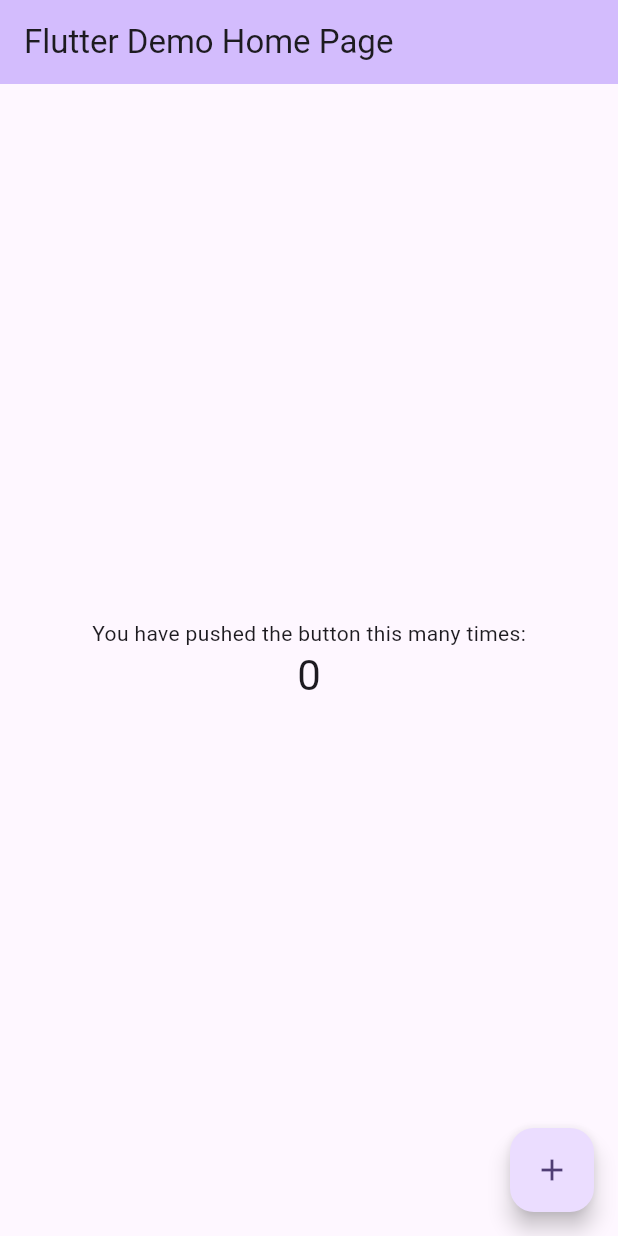
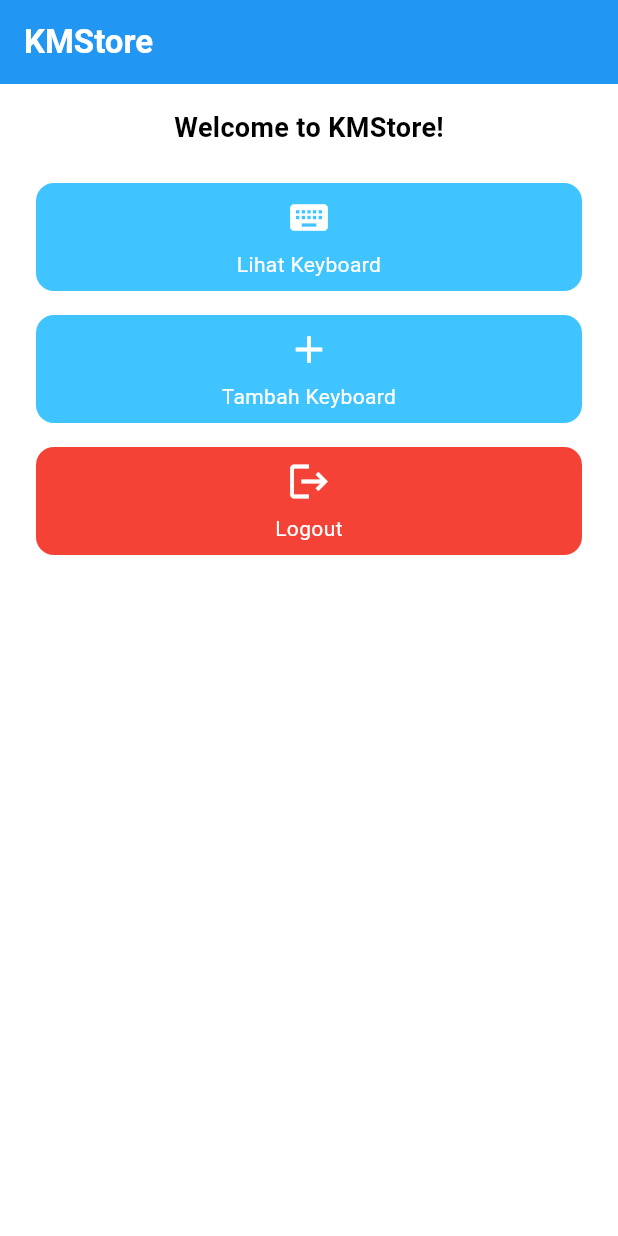
Before and after one commit to TrayMachi/kmstore_mobile, a Flutter app: the screen it shows after launch, on a phone screen of 412 x 824 dp. Run offline on Flutter 3.47's test engine with Material 3 defaults, Android fonts, the phone set to English and light mode, and no system bars.

Commit message:
feat: update app title and restructure main page with menu

```diff
--- a/lib/main.dart
+++ b/lib/main.dart
@@ -1,4 +1,5 @@
 import 'package:flutter/material.dart';
+import 'package:kmstore_mobile/menu.dart';
 
 void main() {
   runApp(const MyApp());
@@ -11,7 +12,7 @@
   @override
   Widget build(BuildContext context) {
     return MaterialApp(
-      title: 'Flutter Demo',
+      title: 'KMStore',
       theme: ThemeData(
         // This is the theme of your application.
         //
@@ -28,98 +29,12 @@
         //
         // This works for code too, not just values: Most code changes can be
         // tested with just a hot reload.
-        colorScheme: ColorScheme.fromSeed(seedColor: Colors.deepPurple),
+        colorScheme: ColorScheme.fromSwatch(
+          primarySwatch: Colors.blue,
+        ).copyWith(secondary: Colors.lightBlueAccent),
         useMaterial3: true,
       ),
-      home: const MyHomePage(title: 'Flutter Demo Home Page'),
+      home: MyHomePage(),
     );
   }
 }
-
-class MyHomePage extends StatefulWidget {
-  const MyHomePage({super.key, required this.title});
-
-  // This widget is the home page of your application. It is stateful, meaning
-  // that it has a State object (defined below) that contains fields that affect
-  // how it looks.
-
-  // This class is the configuration for the state. It holds the values (in this
-  // case the title) provided by the parent (in this case the App widget) and
-  // used by the build method of the State. Fields in a Widget subclass are
-  // always marked "final".
-
-  final String title;
-
-  @override
-  State<MyHomePage> createState() => _MyHomePageState();
-}
-
-class _MyHomePageState extends State<MyHomePage> {
-  int _counter = 0;
-
-  void _incrementCounter() {
-    setState(() {
-      // This call to setState tells the Flutter framework that something has
-      // changed in this State, which causes it to rerun the build method below
-      // so that the display can reflect the updated values. If we changed
-      // _counter without calling setState(), then the build method would not be
-      // called again, and so nothing would appear to happen.
-      _counter++;
-    });
-  }
-
-  @override
-  Widget build(BuildContext context) {
-    // This method is rerun every time setState is called, for instance as done
-    // by the _incrementCounter method above.
-    //
-    // The Flutter framework has been optimized to make rerunning build methods
-    // fast, so that you can just rebuild anything that needs updating rather
-    // than having to individually change instances of widgets.
-    return Scaffold(
-      appBar: AppBar(
-        // TRY THIS: Try changing the color here to a specific color (to
-        // Colors.amber, perhaps?) and trigger a hot reload to see the AppBar
-        // change color while the other colors stay the same.
-        backgroundColor: Theme.of(context).colorScheme.inversePrimary,
-        // Here we take the value from the MyHomePage object that was created by
-        // the App.build method, and use it to set our appbar title.
-        title: Text(widget.title),
-      ),
-      body: Center(
-        // Center is a layout widget. It takes a single child and positions it
-        // in the middle of the parent.
-        child: Column(
-          // Column is also a layout widget. It takes a list of children and
-          // arranges them vertically. By default, it sizes itself to fit its
-          // children horizontally, and tries to be as tall as its parent.
-          //
-          // Column has various properties to control how it sizes itself and
-          // how it positions its children. Here we use mainAxisAlignment to
-          // center the children vertically; the main axis here is the vertical
-          // axis because Columns are vertical (the cross axis would be
-          // horizontal).
-          //
-          // TRY THIS: Invoke "debug painting" (choose the "Toggle Debug Paint"
-          // action in the IDE, or press "p" in the console), to see the
-          // wireframe for each widget.
-          mainAxisAlignment: MainAxisAlignment.center,
-          children: <Widget>[
-            const Text(
-              'You have pushed the button this many times:',
-            ),
-            Text(
-              '$_counter',
-              style: Theme.of(context).textTheme.headlineMedium,
-            ),
-          ],
-        ),
-      ),
-      floatingActionButton: FloatingActionButton(
-        onPressed: _incrementCounter,
-        tooltip: 'Increment',
-        child: const Icon(Icons.add),
-      ), // This trailing comma makes auto-formatting nicer for build methods.
-    );
-  }
-}
--- /dev/null
+++ b/lib/menu.dart
@@ -0,0 +1,128 @@
+import 'package:flutter/material.dart';
+
+class MyHomePage extends StatelessWidget {
+  final List<ItemHomepage> items = [
+    ItemHomepage("Lihat Keyboard", Icons.keyboard),
+    ItemHomepage("Tambah Keyboard", Icons.add),
+    ItemHomepage("Logout", Icons.logout, color: Colors.red),
+  ];
+
+  MyHomePage({super.key});
+
+  @override
+  Widget build(BuildContext context) {
+    // Scaffold menyediakan struktur dasar halaman dengan AppBar dan body.
+    return Scaffold(
+      // AppBar adalah bagian atas halaman yang menampilkan judul.
+      appBar: AppBar(
+        // Judul aplikasi "Mental Health Tracker" dengan teks putih dan tebal.
+        title: const Text(
+          'KMStore',
+          style: TextStyle(
+            color: Colors.white,
+            fontWeight: FontWeight.bold,
+          ),
+        ),
+        // Warna latar belakang AppBar diambil dari skema warna tema aplikasi.
+        backgroundColor: Theme.of(context).colorScheme.primary,
+      ),
+      // Body halaman dengan padding di sekelilingnya.
+      body: Padding(
+        padding: const EdgeInsets.all(16.0),
+        // Menyusun widget secara vertikal dalam sebuah kolom.
+        child: Column(
+          crossAxisAlignment: CrossAxisAlignment.center,
+          children: [
+            // Menempatkan widget berikutnya di tengah halaman.
+            Center(
+              child: Column(
+                // Menyusun teks dan grid item secara vertikal.
+
+                children: [
+                  // Menampilkan teks sambutan dengan gaya tebal dan ukuran 18.
+                  const Padding(
+                    padding: EdgeInsets.only(bottom: 16.0),
+                    child: Text(
+                      'Welcome to KMStore!',
+                      style: TextStyle(
+                        fontWeight: FontWeight.bold,
+                        fontSize: 18.0,
+                      ),
+                    ),
+                  ),
+
+                  ...items.map((item) {
+                    return Padding(
+                      padding: const EdgeInsets.all(8.0),
+                      child: ItemCard(item),
+                    );
+                  }),
+                ],
+              ),
+            ),
+          ],
+        ),
+      ),
+    );
+  }
+}
+
+class ItemHomepage {
+  final String name;
+  final IconData icon;
+  final Color color;
+
+  ItemHomepage(this.name, this.icon, {this.color = Colors.lightBlueAccent});
+}
+
+class ItemCard extends StatelessWidget {
+  // Menampilkan kartu dengan ikon dan nama.
+
+  final ItemHomepage item;
+
+  const ItemCard(this.item, {super.key});
+
+  @override
+  Widget build(BuildContext context) {
+    return Material(
+      // Menentukan warna latar belakang dari tema aplikasi.
+      color: item.color,
+      // Membuat sudut kartu melengkung.
+      borderRadius: BorderRadius.circular(12),
+
+      child: InkWell(
+        // Aksi ketika kartu ditekan.
+        onTap: () {
+          // Menampilkan pesan SnackBar saat kartu ditekan.
+          ScaffoldMessenger.of(context)
+            ..hideCurrentSnackBar()
+            ..showSnackBar(SnackBar(
+                content: Text("Kamu telah menekan tombol ${item.name}!")));
+        },
+        // Container untuk menyimpan Icon dan Text
+        child: Container(
+          padding: const EdgeInsets.all(8),
+          child: Center(
+            child: Column(
+              // Menyusun ikon dan teks di tengah kartu.
+              mainAxisAlignment: MainAxisAlignment.center,
+              children: [
+                Icon(
+                  item.icon,
+                  color: Colors.white,
+                  size: 30.0,
+                ),
+                const Padding(padding: EdgeInsets.all(3)),
+                Text(
+                  item.name,
+                  textAlign: TextAlign.center,
+                  style: const TextStyle(color: Colors.white),
+                ),
+              ],
+            ),
+          ),
+        ),
+      ),
+    );
+  }
+}
```
